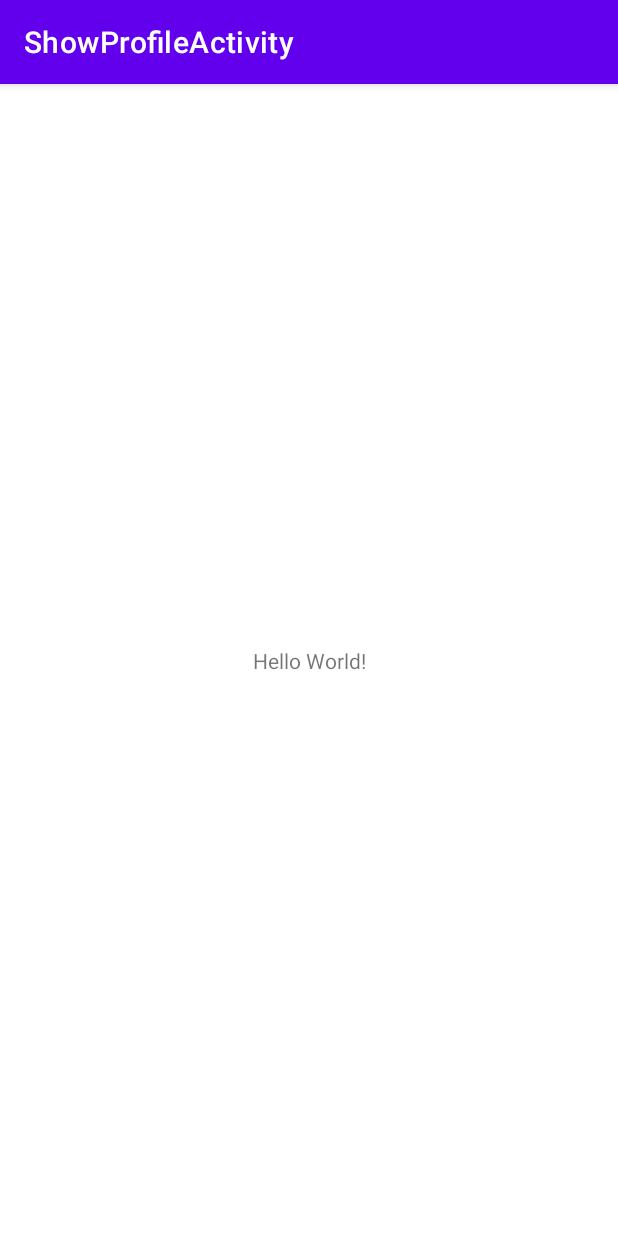
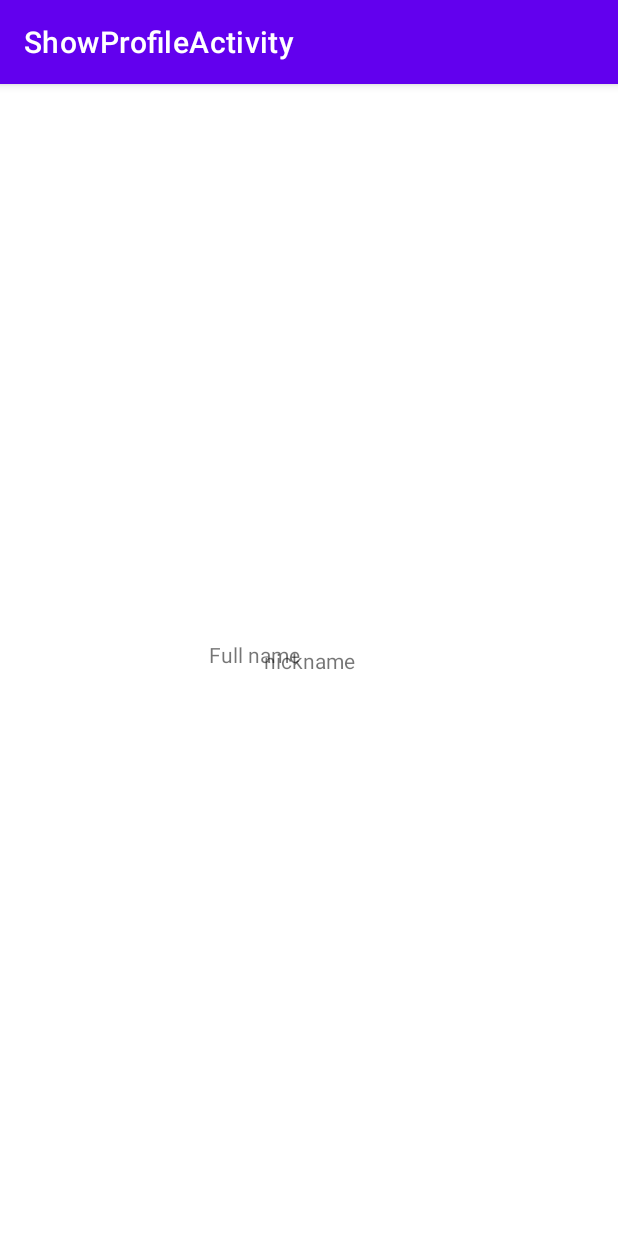
Before and after one commit to chenghuakang/ShowProfileActivity, an Android app: the screen it shows after launch (MainActivity), on a phone screen of 412 x 824 dp. Run offline under Robolectric (Android 15) with nearby library versions, the phone set to English and light mode, and no system bars.

```diff
--- a/app/src/main/res/layout/activity_main.xml
+++ b/app/src/main/res/layout/activity_main.xml
@@ -9,7 +9,18 @@
     <TextView
         android:layout_width="wrap_content"
         android:layout_height="wrap_content"
-        android:text="Hello World!"
+        android:text="Full name"
+        app:layout_constraintBottom_toBottomOf="parent"
+        app:layout_constraintEnd_toEndOf="parent"
+        app:layout_constraintStart_toStartOf="parent"
+        app:layout_constraintTop_toTopOf="parent"
+        app:layout_constraintWidth="200px"
+        app:layout_constraintHeight="40px"/>
+
+    <TextView
+        android:layout_width="wrap_content"
+        android:layout_height="wrap_content"
+        android:text="nickname"
         app:layout_constraintBottom_toBottomOf="parent"
         app:layout_constraintEnd_toEndOf="parent"
         app:layout_constraintStart_toStartOf="parent"
--- /dev/null
+++ b/app/src/main/res/menu/mynenu.xml
@@ -0,0 +1,4 @@
+<?xml version="1.0" encoding="utf-8"?>
+<menu xmlns:android="http://schemas.android.com/apk/res/android">
+
+</menu>
```
